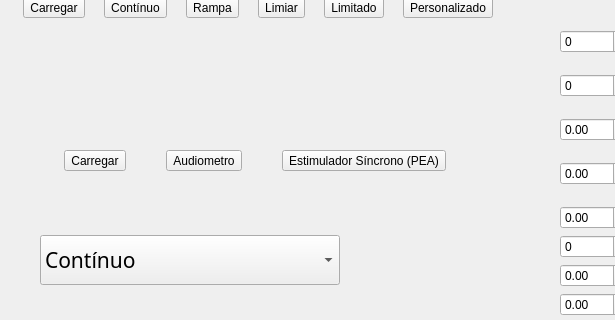
This is mainwindow.ui in EmanuelleHelt/Interface_est as Qt 5 draws it before an edit; both pictures show x 0 to 615 and y 95 to 415 of the 938 by 552 pixel window. The edited form follows.
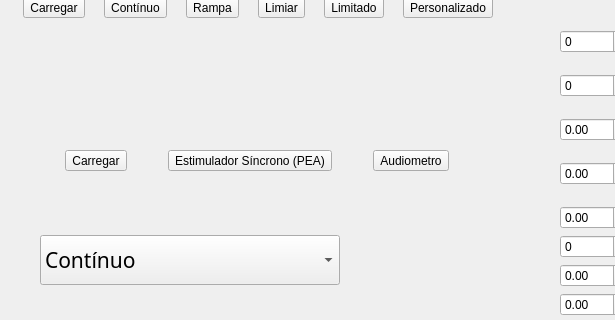
This is the edited form. Icons and pictures are not drawn.

The edit to the form file:
```diff
--- a/mainwindow.ui
+++ b/mainwindow.ui
@@ -390,7 +390,7 @@
      <rect>
       <x>30</x>
       <y>190</y>
-      <width>450</width>
+      <width>455</width>
       <height>131</height>
      </rect>
     </property>
@@ -424,7 +424,7 @@
      <item>
       <widget class="QToolButton" name="AudiometerProtocol">
        <property name="text">
-        <string>Audiometro</string>
+        <string>Estimulador Síncrono (PEA)</string>
        </property>
        <property name="icon">
         <iconset resource="resources.qrc">
@@ -450,7 +450,7 @@
      <item>
       <widget class="QToolButton" name="PEAProtocol">
        <property name="text">
-        <string>Estimulador Síncrono (PEA)</string>
+        <string>Audiometro</string>
        </property>
        <property name="icon">
         <iconset resource="resources.qrc">
```
